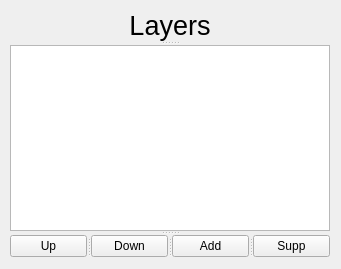
Before: the Qt Designer form sources/Forms/formlayers.ui in jose94752/ClipEdit, drawn with Qt 5.
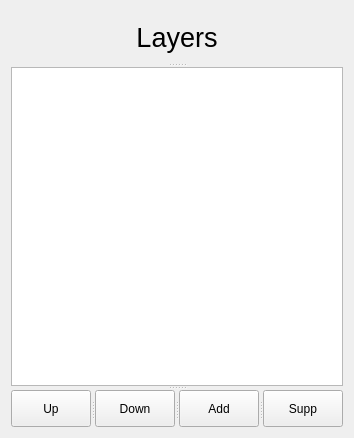
After: the same form once the commit is applied.

What changed in the file:
```diff
--- a/sources/Forms/formlayers.ui
+++ b/sources/Forms/formlayers.ui
@@ -6,22 +6,16 @@
    <rect>
     <x>0</x>
     <y>0</y>
-    <width>341</width>
-    <height>269</height>
+    <width>350</width>
+    <height>438</height>
    </rect>
   </property>
   <property name="windowTitle">
    <string>Form</string>
   </property>
+  <layout class="QVBoxLayout" name="verticalLayout">
+   <item>
   <widget class="QSplitter" name="splitter_2">
-   <property name="geometry">
-    <rect>
-     <x>10</x>
-     <y>10</y>
-     <width>320</width>
-     <height>247</height>
-    </rect>
-   </property>
    <property name="orientation">
     <enum>Qt::Vertical</enum>
    </property>
@@ -96,6 +90,8 @@
     </widget>
    </widget>
   </widget>
+   </item>
+  </layout>
  </widget>
  <resources/>
  <connections/>
```
Lines whose indentation alone changed are shown as unchanged.
